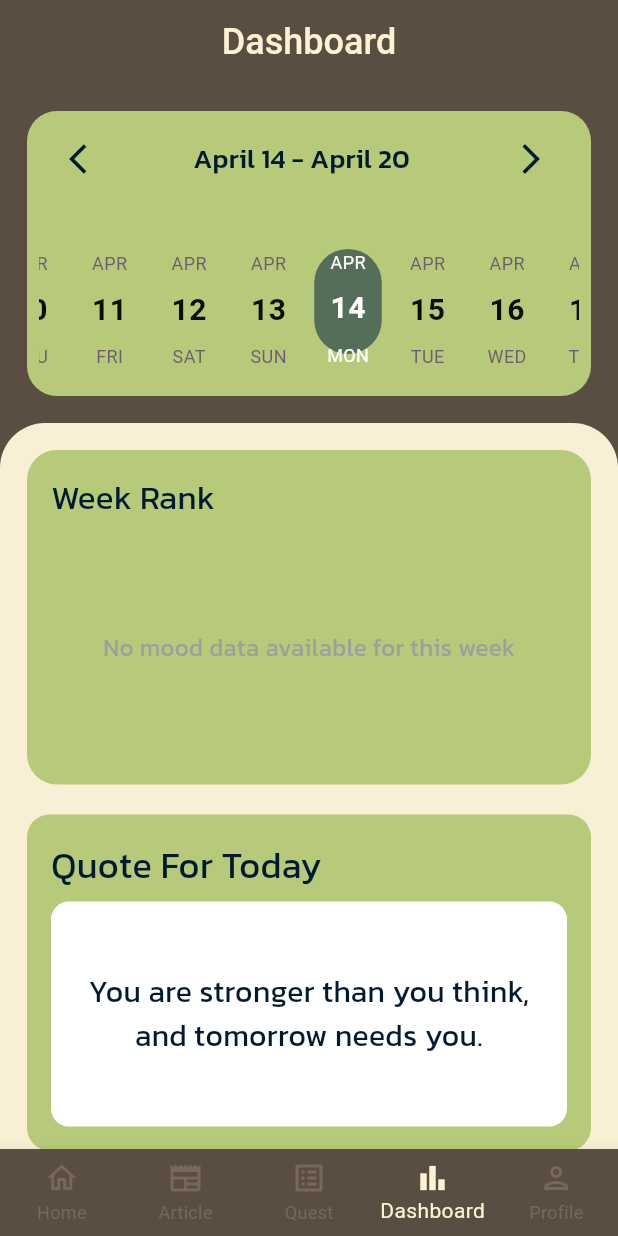
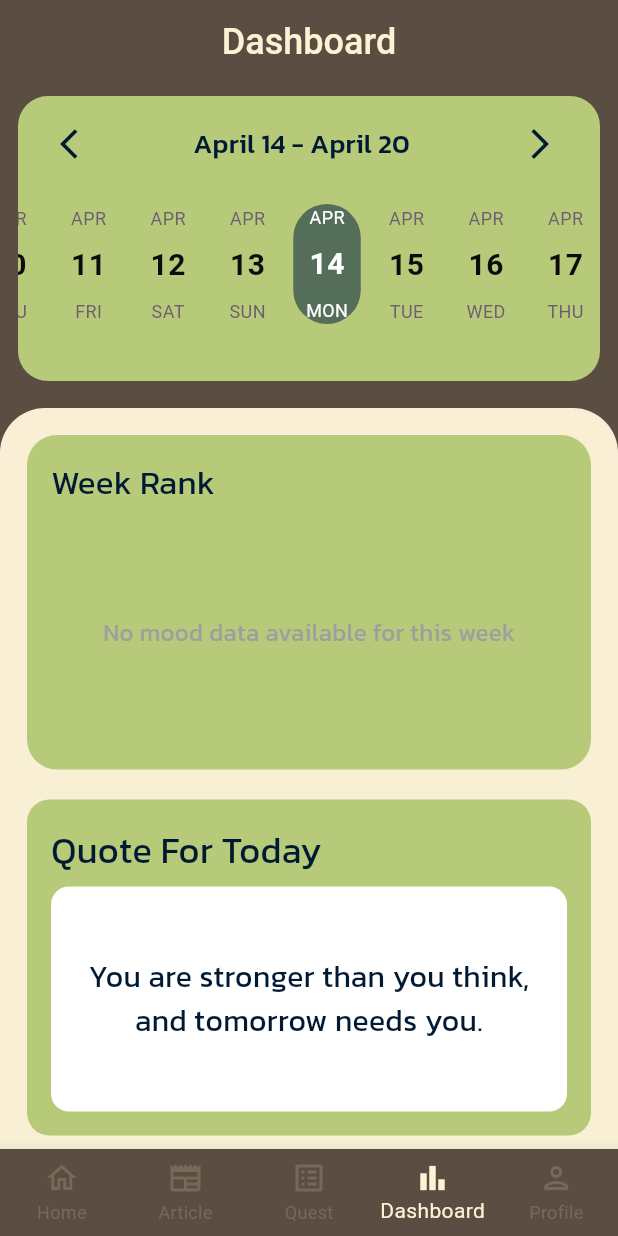
Before and after one commit to lipikakanlayarit/MobileApplication-Project-15, a Flutter app: the screen it shows after launch, item 4 of the bottom bar chosen, on a phone screen of 412 x 824 dp. Run offline on Flutter 3.47's test engine with Material 3 defaults, Android fonts, the phone set to English and light mode, and no system bars; drawn by our look-alikes of easy_date_timeline; our stand-ins replace image_picker, shared_preferences, sqflite; accounts and stored records are empty; network calls fail.

Commit message:
Calendar timeline
เหมือนเดิมแต่เอามาไว้กลาง

```diff
--- a/lib/pages/dashboard_page.dart
+++ b/lib/pages/dashboard_page.dart
@@ -168,7 +168,7 @@ class _HeaderSectionWeeklyState extends State<HeaderSectionWeekly> {
   @override
   Widget build(BuildContext context) {
     return Container(
-      margin: const EdgeInsets.all(18),
+      margin: const EdgeInsets.only(top: 8, left: 12, right: 12, bottom: 18),
       height: 190,
       decoration: BoxDecoration(
         color: const Color(0xFFB7CA79),
@@ -217,24 +217,26 @@ class _HeaderSectionWeeklyState extends State<HeaderSectionWeekly> {
             ),
           ),
           // Week date timeline - Using Padding and Align instead of Center with mainAxisAlignment
-          Expanded(
-            child: Padding(
-              padding: const EdgeInsets.symmetric(horizontal: 8.0),
-              child: LayoutBuilder(
-                builder: (context, constraints) {
-                  return Align(
-                    alignment: Alignment.center,
-                    child: SizedBox(
-                      // Set a fixed width to center the timeline if needed
-                      width: constraints.maxWidth,
-                      child: EasyDateTimeLine(
+          // Expanded(
+          //   child: Padding(
+          //     padding: const EdgeInsets.symmetric(horizontal: 8.0),
+          //     child: LayoutBuilder(
+          //       builder: (context, constraints) {
+          //         return Align(
+          //           alignment: Alignment.center,
+          //           child: SizedBox(
+          //             // Set a fixed width to center the timeline if needed
+          //             width: constraints.maxWidth,
+          //             child:
+                       EasyDateTimeLine(
                         key: ValueKey('week-${_weekStartDate.toString()}'),
                         initialDate: _selectedDate,
                         activeColor: const Color(0xFF556E59),
                         headerProps: const EasyHeaderProps(showHeader: false),
                         dayProps: EasyDayProps(
                           width: 45,
-                          height: 70,
+                          height: 80,
+
                           activeDayStrStyle: const TextStyle(
                             color: Colors.white,
                             fontFamily: 'Kanit',
@@ -279,15 +281,16 @@ class _HeaderSectionWeeklyState extends State<HeaderSectionWeekly> {
                           });
                         },
                       ),
+        ]
                     ),
                   );
                 }
-              ),
-            ),
-          ),
-        ],
-      ),
-    );
+    //           ),
+    //         ),
+    //       ),
+    //     ],
+    //   ),
+    // );
   }
 
   String _getMonthName(int month) {
@@ -307,7 +310,7 @@ class _HeaderSectionWeeklyState extends State<HeaderSectionWeekly> {
     ];
     return monthNames[month - 1];
   }
-}
+// }
 
 class BottomSection extends StatelessWidget {
   final String randomQuote;
```
Also changed, not shown: 2 other files.
